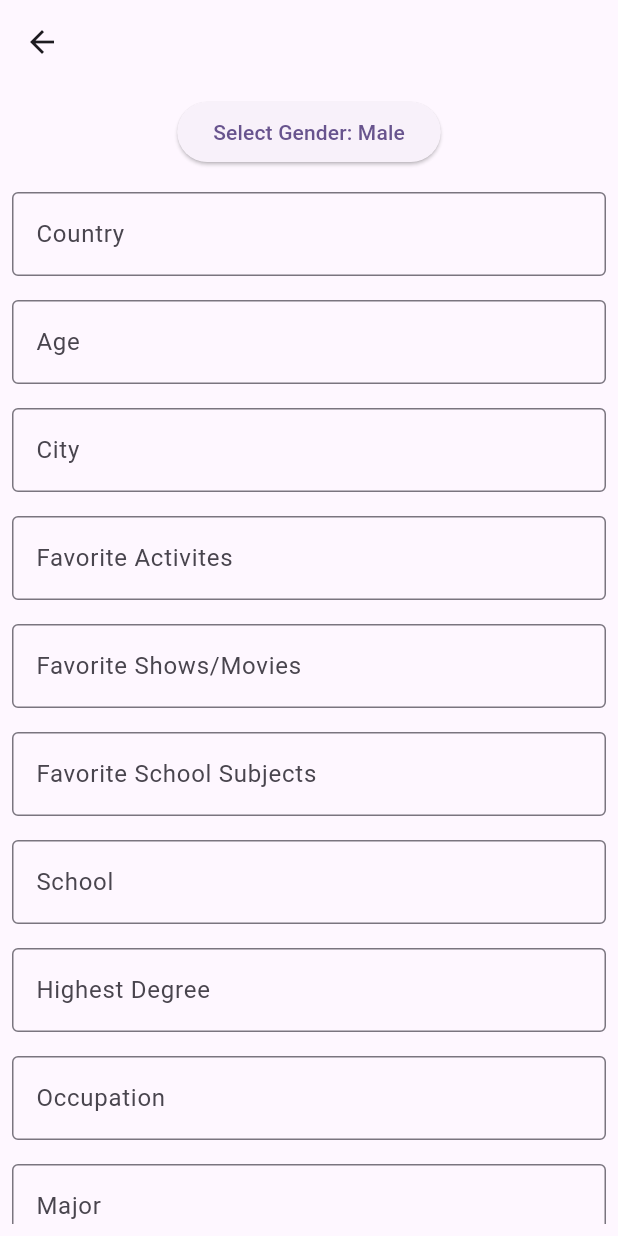
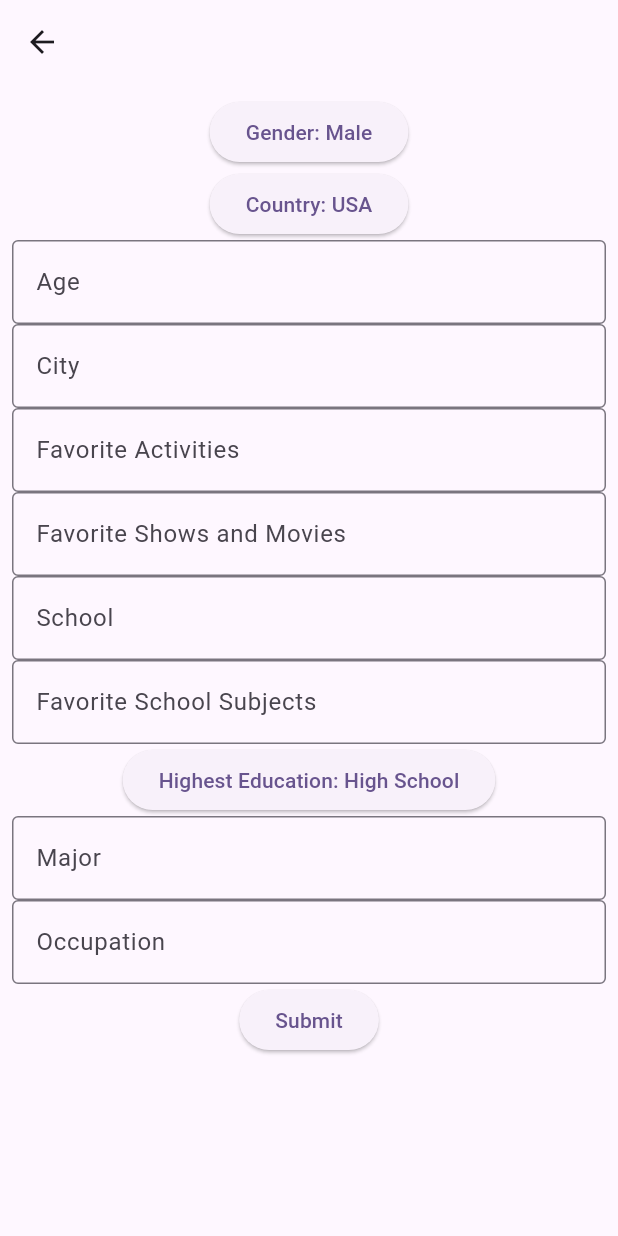
Before and after one commit to WilliamYE-07/CS_project_train, a Flutter app: the PersonalInfoSelection screen opened directly, on a phone screen of 412 x 824 dp. Run offline on Flutter 3.47's test engine with Material 2 defaults, Android fonts, the light colour scheme and no system bars; our stand-ins replace cloud_firestore, firebase_auth, firebase_core, flutter_profile_picture; accounts and stored records are empty.

Commit message:
Updated account info updater

```diff
--- a/lib/Room/seating_screen.dart
+++ b/lib/Room/seating_screen.dart
@@ -1,8 +1,5 @@
-import 'dart:collection';
-
 import 'package:cloud_firestore/cloud_firestore.dart';
 import 'package:cs_project_train/Login/authentication.dart';
-import 'package:cs_project_train/profile_screen.dart';
 import 'package:flutter/material.dart';
 import 'package:flutter_profile_picture/flutter_profile_picture.dart';
 import 'package:http/http.dart' as http;
--- a/lib/form.dart
+++ /dev/null
@@ -1,251 +0,0 @@
-
-import 'package:cloud_firestore/cloud_firestore.dart';
-import 'package:cs_project_train/Login/authentication.dart';
-import 'package:flutter/material.dart';
-
-import 'home.dart';
-
-class PersonalInfoSelection extends StatefulWidget {
-  @override
-  _PersonalInfoSelectionState createState() => _PersonalInfoSelectionState();
-}
-
-class _PersonalInfoSelectionState extends State<PersonalInfoSelection> {
-  String selectedGender = "Male";
-  String selectedCountry = "USA";
-  String selectedColor = "Red";
-
-  List<String> genders = ['Male', 'Female', 'Other'];
-  List<String> countries = ['USA', 'Canada', 'UK', 'Australia', 'China', 'Other'];
-  List<String> colors = ['Red', 'Green', 'Blue', 'Yellow', 'Other'];
-  List<String> information = [];
-
-  String city = "";
-  String age = "";
-  String color = "";
-  String activites = "";
-  String entertainments = "";
-  String SchoolSubjects = "";
-  String School = "";
-  String Occupation = "";
-  String Major = "";
-  String highestDegree = "";
-
-
-
-
-  void _showOptionsDialog(List<String> options, String currentValue, Function(String) onSelect) {
-    showDialog(
-      context: context,
-      builder: (BuildContext context) {
-        return Padding(
-          padding: const EdgeInsets.all(8.0),
-          child: AlertDialog(
-            title: Text('Select an option'),
-            content: SingleChildScrollView(
-              child: Column(
-                children: options.map((option) {
-                  return Container(
-                    margin: EdgeInsets.symmetric(vertical: 8),
-                    child: ElevatedButton(
-                      onPressed: () {
-                        Navigator.pop(context);
-                        onSelect(option);
-                      },
-                      child: Text(option),
-                    ),
-                  );
-                }).toList(),
-              ),
-            ),
-          ),
-        );
-      },
-    );
-  }
-  FirebaseFirestore db = FirebaseFirestore.instance;
-
-  @override
-  Widget build(BuildContext context) {
-    return Scaffold(
-      appBar: AppBar(),
-      body: Padding(
-        padding: const EdgeInsets.all(8.0),
-        child: SingleChildScrollView(
-          child: Column(
-            crossAxisAlignment: CrossAxisAlignment.center,
-            mainAxisAlignment: MainAxisAlignment.start,
-
-            children: <Widget>[
-              ElevatedButton(
-                onPressed: () {
-                  _showOptionsDialog(genders, selectedGender, (value) {
-                    setState(() {
-                      selectedGender = value;
-
-                    });
-                  });
-                },
-                child: Text('Select Gender: ${selectedGender ?? "Select Gender"}'),
-              ),
-              SizedBox(height: 16.0),
-
-              TextField(
-                obscureText: false,
-                decoration: InputDecoration(
-                  border: OutlineInputBorder(),
-                  labelText: 'Country',
-
-                ),
-                onChanged: (String newEntry) {
-                  selectedCountry = newEntry;
-                },
-              ),
-              SizedBox(height: 16.0),
-              TextField(
-                obscureText: false,
-                decoration: InputDecoration(
-                  border: OutlineInputBorder(),
-                  labelText: 'Age',
-
-                ),
-                onChanged: (String newEntry) {
-                  age = newEntry;
-                },
-              ),
-              SizedBox(height: 16.0),
-
-              TextField(
-                obscureText: false,
-                decoration: InputDecoration(
-                  border: OutlineInputBorder(),
-                  labelText: 'City',
-
-                ),
-                onChanged: (String newEntry) {
-                  city = newEntry;
-                },
-              ),
-              SizedBox(height: 16.0),
-
-              TextField(
-                obscureText: false,
-                decoration: InputDecoration(
-                  border: OutlineInputBorder(),
-                  labelText: 'Favorite Activites',
-
-                ),
-                onChanged: (String newEntry) {
-                  activites = newEntry;
-                },
-              ),
-              SizedBox(height: 16.0),
-              TextField(
-                obscureText: false,
-                decoration: InputDecoration(
-                  border: OutlineInputBorder(),
-                  labelText: 'Favorite Shows/Movies',
-
-                ),
-                onChanged: (String newEntry) {
-                  entertainments = newEntry;
-                },
-              ),
-              SizedBox(height: 16.0),
-              TextField(
-                obscureText: false,
-                decoration: InputDecoration(
-                  border: OutlineInputBorder(),
-                  labelText: 'Favorite School Subjects',
-
-                ),
-                onChanged: (String newEntry) {
-                  SchoolSubjects = newEntry;
-
-                },
-              ),
-              SizedBox(height: 16.0),
-              TextField(
-                obscureText: false,
-                decoration: InputDecoration(
-                  border: OutlineInputBorder(),
-                  labelText: 'School',
-
-                ),
-                onChanged: (String newEntry) {
-                  School = newEntry;
-                },
-              ),
-              SizedBox(height: 16.0),
-
-              TextField(
-                obscureText: false,
-                decoration: InputDecoration(
-                  border: OutlineInputBorder(),
-                  labelText: 'Highest Degree',
-
-                ),
-                onChanged: (String newEntry) {
-                  highestDegree = newEntry;
-                },
-              ),
-              SizedBox(height: 16.0),
-              TextField(
-                obscureText: false,
-                decoration: InputDecoration(
-                  border: OutlineInputBorder(),
-                  labelText: 'Occupation',
-
-                ),
-                onChanged: (String newEntry) {
-                    Occupation = newEntry;
-                  },
-              ),
-              SizedBox(height: 16.0),
-              TextField(
-                obscureText: false,
-                decoration: InputDecoration(
-                  border: OutlineInputBorder(),
-                  labelText: 'Major',
-
-                ),
-                onChanged: (String newEntry) {
-                  Major = newEntry;
-                },
-              ),
-              SizedBox(height: 16.0),
-              ElevatedButton(
-                onPressed: () {
-                  // You can process the selected values here
-                  information.add(Major);
-                  information.add(selectedGender);
-                  information.add(selectedColor);
-                  information.add(selectedCountry);
-                  information.add(city);
-                  information.add(entertainments);
-                  information.add(SchoolSubjects);
-                  information.add(School);
-                  information.add(Occupation);
-                  information.add(Major);
-                  information.add(age);
-                  information.add(highestDegree);
-
-                  db.collection("users").doc(getUID()).set({"information": information});
-                  Navigator.push(
-                    context,
-                    MaterialPageRoute(builder: (context) => HomeScreen()),
-                  );
-
-
-
-
-                },
-                child: Text('Submit'),
-              ),
-            ],
-          ),
-        ),
-      ),
-    );
-  }
-}
--- a/lib/home.dart
+++ b/lib/home.dart
@@ -4,7 +4,7 @@ import 'package:flutter/material.dart';
 import 'package:cs_project_train/SelfDesign/self_design.dart';
 
 import 'chats/chat_selector.dart';
-import 'form.dart';
+import 'personal_info.dart';
 
 class HomeScreen extends StatefulWidget {
   const HomeScreen({super.key});
--- /dev/null
+++ b/lib/personal_info.dart
@@ -0,0 +1,180 @@
+
+import 'package:cloud_firestore/cloud_firestore.dart';
+import 'package:cs_project_train/Login/authentication.dart';
+import 'package:flutter/material.dart';
+
+import 'home.dart';
+
+class PersonalInfoSelection extends StatefulWidget {
+  @override
+  _PersonalInfoSelectionState createState() => _PersonalInfoSelectionState();
+}
+
+class _PersonalInfoSelectionState extends State<PersonalInfoSelection> {
+  String selectedGender = "Male";
+  String selectedCountry = "USA";
+  String highestEducation = "High School";
+
+  List<String> genders = ['Male', 'Female', 'Other'];
+  List<String> countries = ['USA', 'Canada', 'UK', 'Australia', 'China', 'Other'];
+  List<String> education = ['High School', 'Associates', 'Bachelors', 'Masters', 'Doctorates'];
+  List<String> information = [];
+
+  String city = "";
+  String age = "";
+  String color = "";
+  String activities = "";
+  String entertainments = "";
+  String schoolSubjects = "";
+  String school = "";
+  String occupation = "";
+  String major = "";
+
+  void showOptionsDialog(List<String> options, String currentValue, Function(String) onSelect) {
+    showDialog(
+      context: context,
+      builder: (BuildContext context) {
+        return Padding(
+          padding: const EdgeInsets.all(8.0),
+          child: AlertDialog(
+            title: Text('Select an option'),
+            content: SingleChildScrollView(
+              child: Column(
+                children: options.map((option) {
+                  return Container(
+                    margin: EdgeInsets.symmetric(vertical: 8),
+                    child: ElevatedButton(
+                      onPressed: () {
+                        Navigator.pop(context);
+                        onSelect(option);
+                      },
+                      child: Text(option),
+                    ),
+                  );
+                }).toList(),
+              ),
+            ),
+          ),
+        );
+      },
+    );
+  }
+
+  Widget selectionButton(String label, List<String> options, String variable, Function(String) onSelect) {
+    return ElevatedButton(
+      onPressed: () {
+        showOptionsDialog(options, variable, onSelect);
+      },
+      child: Text('${label}: ${variable}'),
+    );
+  }
+
+  Widget getTextEntry(String label, String variable, Function(String) onSelect) {
+    return TextField(
+      obscureText: false,
+      decoration: InputDecoration(
+        border: const OutlineInputBorder(),
+        labelText: label,
+      ),
+      onChanged: onSelect,
+    );
+  }
+
+  @override
+  Widget build(BuildContext context) {
+    return Scaffold(
+      appBar: AppBar(),
+      body: Padding(
+        padding: const EdgeInsets.all(8.0),
+        child: SingleChildScrollView(
+          child: Column(
+            crossAxisAlignment: CrossAxisAlignment.center,
+            mainAxisAlignment: MainAxisAlignment.start,
+
+            children: <Widget>[
+              selectionButton("Gender", genders, selectedGender, (value) {
+                setState(() {
+                  selectedGender = value;
+                });
+              }),
+              selectionButton("Country", countries, selectedCountry, (value) {
+                setState(() {
+                  selectedCountry = value;
+                });
+              }),
+              getTextEntry("Age", age, (value) {
+                setState(() {
+                  age = value;
+                });
+              }),
+              getTextEntry("City", city, (value) {
+                setState(() {
+                  city = value;
+                });
+              }),
+              getTextEntry("Favorite Activities", activities, (value) {
+                setState(() {
+                  activities = value;
+                });
+              }),
+              getTextEntry("Favorite Shows and Movies", entertainments, (value) {
+                setState(() {
+                  entertainments = value;
+                });
+              }),
+              getTextEntry("School", school, (value) {
+                setState(() {
+                  school = value;
+                });
+              }),
+              getTextEntry("Favorite School Subjects", schoolSubjects, (value) {
+                setState(() {
+                  schoolSubjects = value;
+                });
+              }),
+              selectionButton("Highest Education", education, highestEducation, (value) {
+                setState(() {
+                  highestEducation = value;
+                });
+              }),
+              getTextEntry("Major", major, (value) {
+                setState(() {
+                  major = value;
+                });
+              }),
+              getTextEntry("Occupation", occupation, (value) {
+                setState(() {
+                  occupation = value;
+                });
+              }),
+              ElevatedButton(
+                onPressed: () {
+                  information.add(major);
+                  information.add(selectedGender);
+                  information.add(selectedCountry);
+                  information.add(city);
+                  information.add(entertainments);
+                  information.add(schoolSubjects);
+                  information.add(school);
+                  information.add(occupation);
+                  information.add(major);
+                  information.add(age);
+                  information.add(highestEducation);
+
+                  FirebaseFirestore.instance.collection("users").doc(getUID()).update(
+                      {
+                        "information": information
+                      }
+                  );
+
+                  Navigator.of(context).pop();
+                },
+                child: Text('Submit'),
+              ),
+            ],
+          ),
+        ),
+      ),
+    );
+  }
+}
```
Also changed, not shown: lib/profile_screen.dart (deleted, +0 -34 lines), 1 other file.
